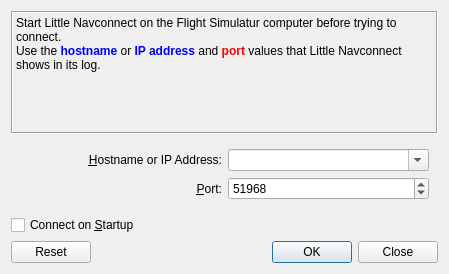
Qt form src/connect/connectdialog.ui (albar965/littlenavmap) before a commit.
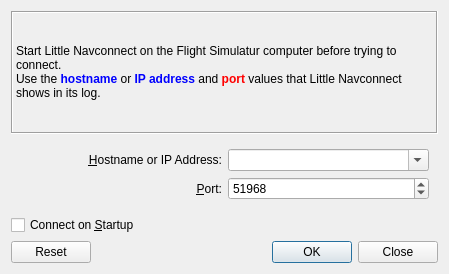
The same form after that commit.

Commit message: Better autoconnect tooltip in connect dialog.

Patch:
```diff
--- a/src/connect/connectdialog.ui
+++ b/src/connect/connectdialog.ui
@@ -27,7 +27,7 @@
 Use the &lt;span style=&quot;color: #0000ff; font-weight:bold&quot;&gt;hostname&lt;/span&gt; or &lt;span style=&quot;color: #0000ff; font-weight:bold&quot;&gt;IP address&lt;/span&gt; and &lt;span style=&quot;color: #ff0000; font-weight:bold&quot;&gt;port&lt;/span&gt; values that Little Navconnect shows in its log.</string>
      </property>
      <property name="alignment">
-      <set>Qt::AlignLeading|Qt::AlignLeft|Qt::AlignTop</set>
+      <set>Qt::AlignLeading|Qt::AlignLeft|Qt::AlignVCenter</set>
      </property>
      <property name="wordWrap">
       <bool>true</bool>
```
Left out of the diff: 4 changed lines with no effect on the pictures.
